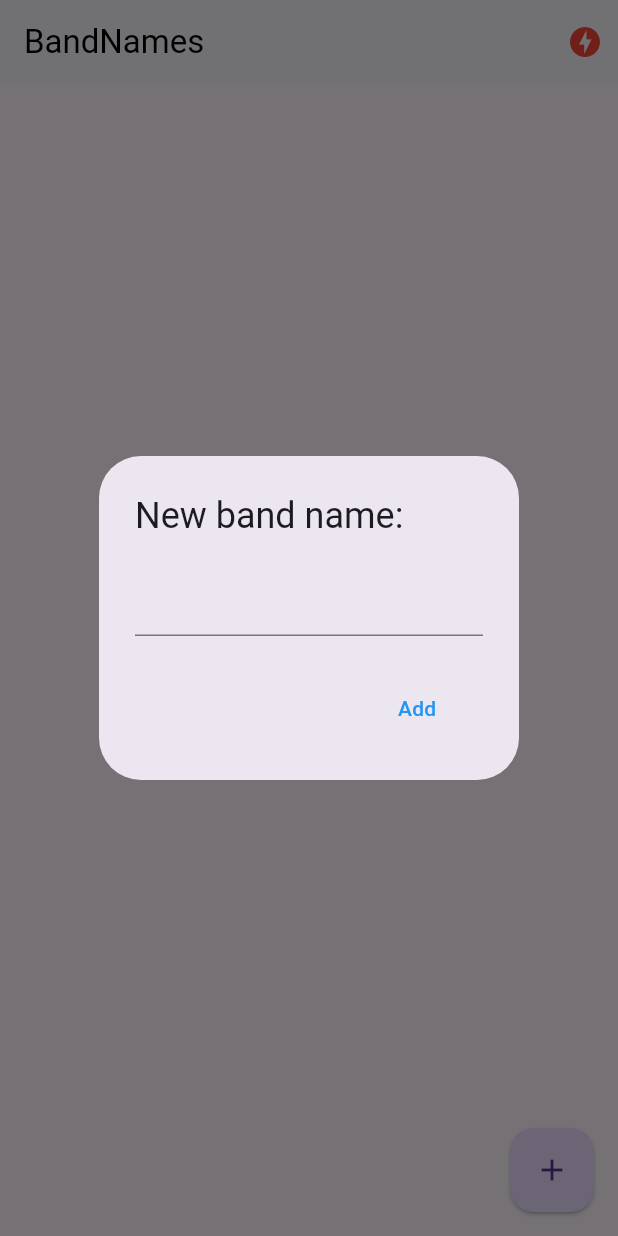
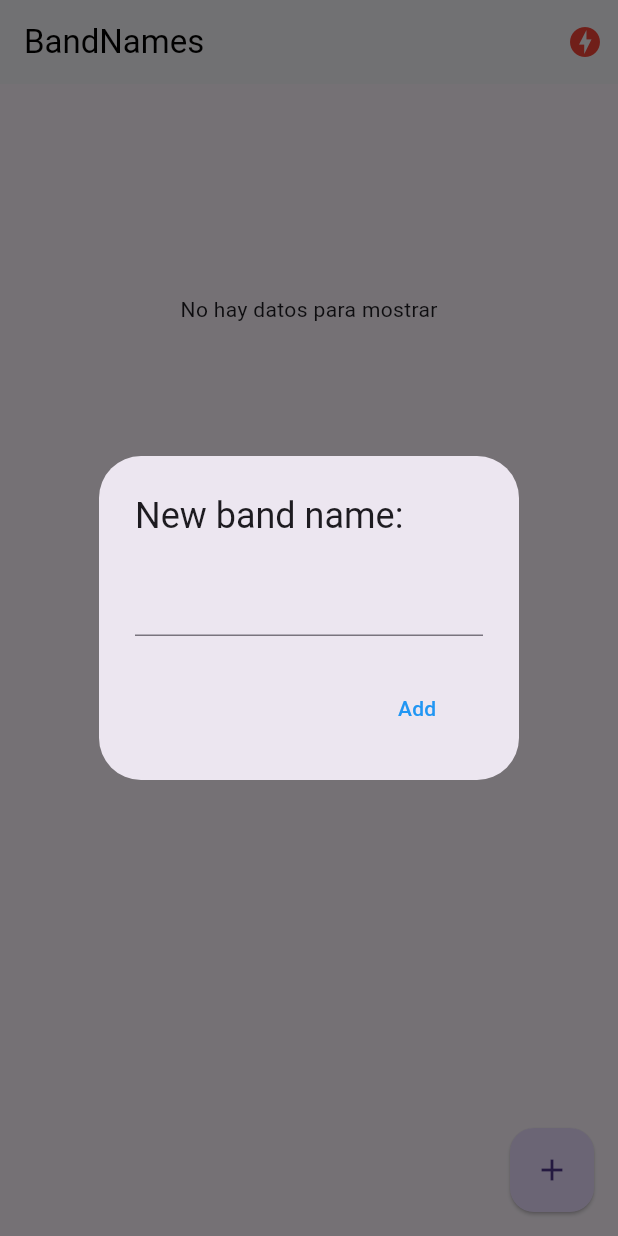
Before and after one commit to vhalvarez/flutter-bandnames-socket, a Flutter app: the screen it shows after launch, after a tap on the "add" icon, on a phone screen of 412 x 824 dp. Run offline on Flutter 3.47's test engine with Material 3 defaults, Android fonts, the phone set to English and light mode, and no system bars; our stand-ins replace pie_chart, socket_io_client; network calls fail.

Commit message:
grafica en tiempo real

```diff
--- a/lib/pages/home.dart
+++ b/lib/pages/home.dart
@@ -3,8 +3,9 @@ import 'dart:io';
 import 'package:band_names/services/socket_service.dart';
 import 'package:flutter/cupertino.dart';
 import 'package:flutter/material.dart';
+import 'package:provider/provider.dart';
 import 'package:band_names/models/band.dart';
-import 'package:provider/provider.dart';
+import 'package:pie_chart/pie_chart.dart';
 
 class HomePage extends StatefulWidget {
   const HomePage({super.key});
@@ -20,13 +21,14 @@ class _HomePageState extends State<HomePage> {
   void initState() {
     final socketService = Provider.of<SocketService>(context, listen: false);
 
-    socketService.socket.on('active-bands', (payload) {
-      bands = (payload as List).map((band) => Band.fromMap(band)).toList();
-
-      setState(() {});
-    });
+    socketService.socket.on('active-bands', (_handleActiveBands));
 
     super.initState();
+  }
+
+  _handleActiveBands(dynamic payload) {
+    bands = (payload as List).map((band) => Band.fromMap(band)).toList();
+    setState(() {});
   }
 
   @override
@@ -55,11 +57,18 @@ class _HomePageState extends State<HomePage> {
           ),
         ],
       ),
-      body: ListView.builder(
-        itemCount: bands.length,
-        itemBuilder: (context, index) {
-          return _bandTile(bands[index]);
-        },
+      body: Column(
+        children: [
+          _showGraph(),
+          Expanded(
+            child: ListView.builder(
+              itemCount: bands.length,
+              itemBuilder: (context, index) {
+                return _bandTile(bands[index]);
+              },
+            ),
+          ),
+        ],
       ),
       floatingActionButton: FloatingActionButton(
         elevation: 1,
@@ -70,14 +79,12 @@ class _HomePageState extends State<HomePage> {
   }
 
   Widget _bandTile(Band band) {
-
     final socketService = Provider.of<SocketService>(context, listen: false);
 
     return Dismissible(
       key: Key(band.id),
       direction: DismissDirection.startToEnd,
       onDismissed: (_) {
-        final socketService = Provider.of<SocketService>(context, listen: false);
         socketService.socket.emit('delete-band', {'id': band.id});
       },
       background: Container(
@@ -96,7 +103,7 @@ class _HomePageState extends State<HomePage> {
         title: Text(band.name),
         trailing: Text('${band.votes}', style: TextStyle(fontSize: 20)),
         onTap: () {
-         socketService.socket.emit('vote-band', {'id': band.id});
+          socketService.socket.emit('vote-band', {'id': band.id});
         },
       ),
     );
@@ -149,7 +156,6 @@ class _HomePageState extends State<HomePage> {
   }
 
   void addBandToList(String name) {
-
     final socketService = Provider.of<SocketService>(context, listen: false);
 
     if (name.length > 1) {
@@ -158,4 +164,27 @@ class _HomePageState extends State<HomePage> {
 
     Navigator.pop(context);
   }
+
+  // Mostrar grafica
+  Widget _showGraph() {
+    Map<String, double> dataMap = {};
+
+    bands.forEach((band) {
+      dataMap.putIfAbsent(band.name, () => band.votes.toDouble());
+    });
+
+    if (dataMap.isEmpty) {
+      return Container(
+        height: 300,
+        alignment: Alignment.center,
+        child: Text('No hay datos para mostrar'),
+      );
+    }
+
+    return SizedBox(
+      width: double.infinity,
+      height: 300,
+      child: PieChart(dataMap: dataMap),
+    );
+  }
 }
--- a/pubspec.yaml
+++ b/pubspec.yaml
@@ -9,6 +9,7 @@ environment:
 dependencies:
   flutter:
     sdk: flutter
+  pie_chart: ^5.4.0
   provider: ^6.1.5
   socket_io_client: ^3.1.2
 
```
Also changed, not shown: pubspec.lock.
